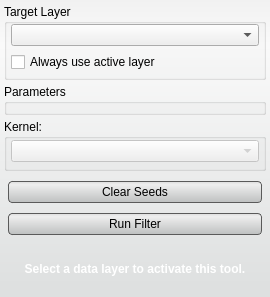
The window that src/Interface/ToolInterface/RadialBasisFunctionToolInterface.ui (SCIInstitute/Seg3D) describes before a commit, drawn with Qt 5.
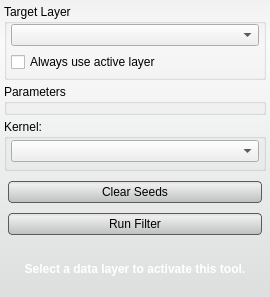
The same window after the commit. Custom widgets are drawn as their Qt base class.

Commit message: Enable kernel selection.

Patch:
```diff
--- a/src/Interface/ToolInterface/RadialBasisFunctionToolInterface.ui
+++ b/src/Interface/ToolInterface/RadialBasisFunctionToolInterface.ui
@@ -193,7 +193,7 @@
       <item>
        <widget class="QComboBox" name="kernel_">
         <property name="enabled">
-         <bool>false</bool>
+         <bool>true</bool>
         </property>
         <property name="sizePolicy">
          <sizepolicy hsizetype="Ignored" vsizetype="Fixed">
```
The commit also changes 2 other files.
